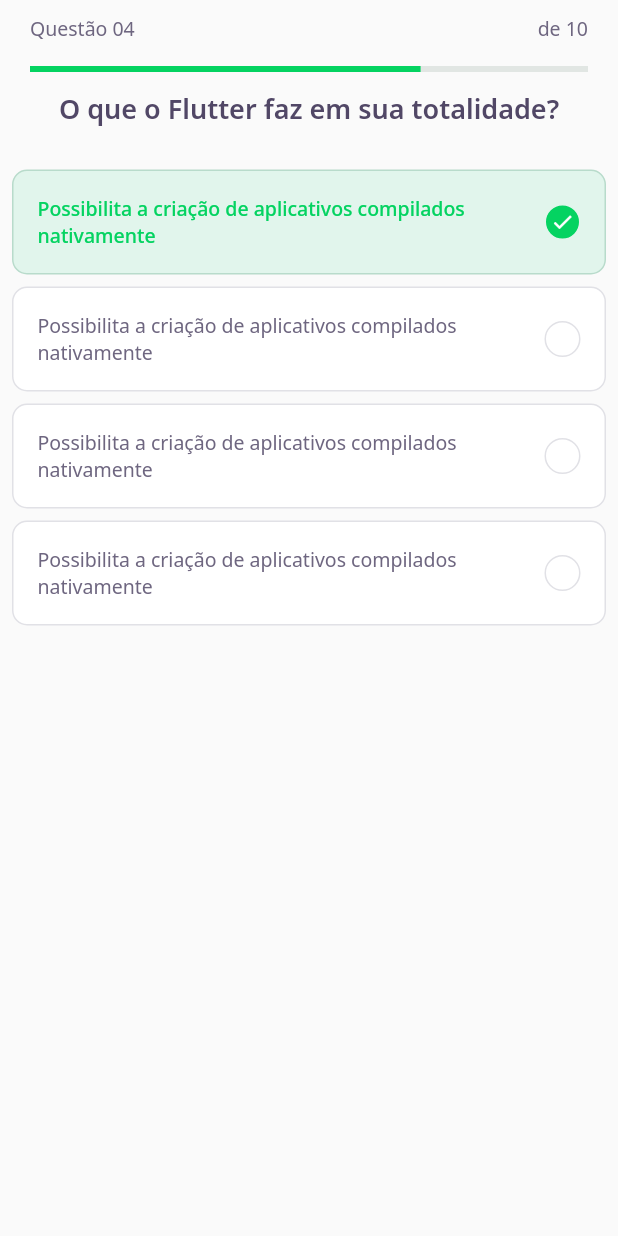
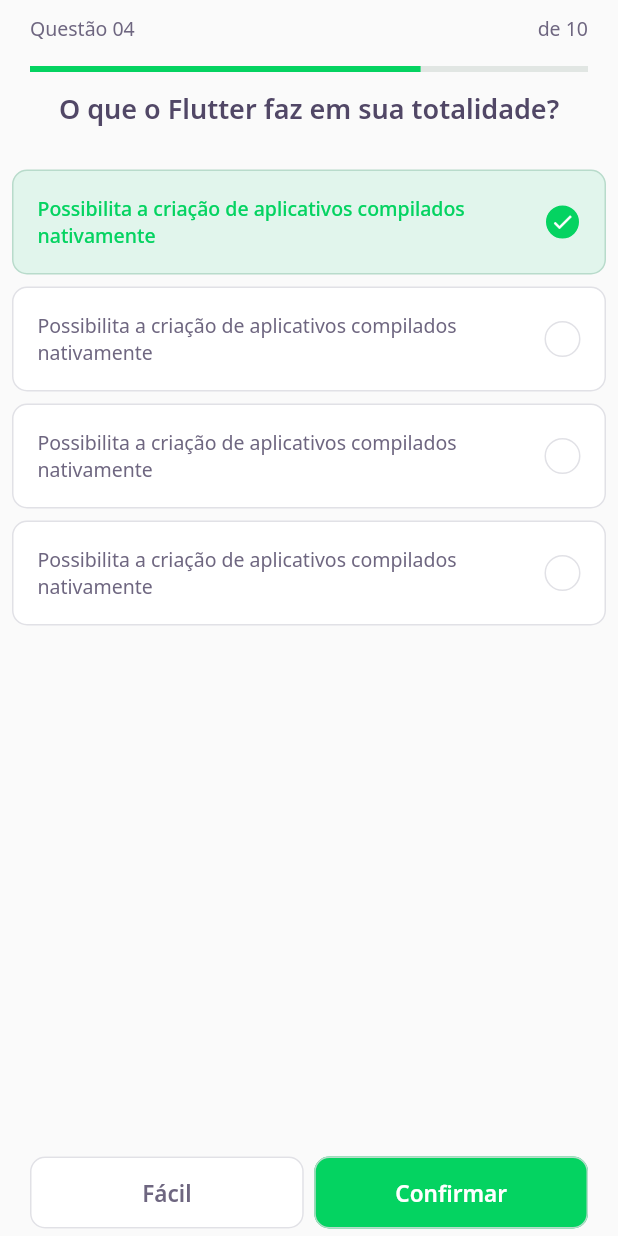
Before and after one commit to AndersonD-art/NLW_Flutter, a Flutter app: the ChallengePage screen opened directly, on a phone screen of 412 x 824 dp. Run offline on Flutter 3.47's test engine with Material 2 defaults, Android fonts, the phone set to English and light mode, and no system bars; our stand-ins replace google_fonts; missing offline and left inert: dart:ffi; accounts and stored records are empty; network calls fail.

Commit message:
Class 04 - 39 min

```diff
--- a/lib/challenge/challenge_page.dart
+++ b/lib/challenge/challenge_page.dart
@@ -1,5 +1,6 @@
 import 'dart:ffi';
 
+import 'package:dev_quiz/challenge/widgets/next_button/next_button-widget.dart';
 import 'package:dev_quiz/challenge/widgets/question_indicator/question_indicator_widget.dart';
 import 'package:dev_quiz/home/quiz_widget.dart';
 import 'package:flutter/material.dart';
@@ -18,6 +19,32 @@ class _ChallengePageState extends State<ChallengePage> {
         preferredSize: Size.fromHeight(60),
       ),
       body: QuizWidget(title: "O que o Flutter faz em sua totalidade?"),
+      bottomNavigationBar: SafeArea(
+        bottom: true,
+        child: Padding(
+          padding: const EdgeInsets.symmetric(horizontal: 20.0, vertical: 5.0),
+          child: Row(
+            mainAxisAlignment: MainAxisAlignment.spaceAround,
+            children: [
+              Expanded(
+                child: NextButtonWidget.white(
+                  label: "Fácil",
+                  onTap: () {},
+                ),
+              ),
+              SizedBox(
+                width: 7,
+              ),
+              Expanded(
+                child: NextButtonWidget.green(
+                  label: "Confirmar",
+                  onTap: () {},
+                ),
+              ),
+            ],
+          ),
+        ),
+      ),
     );
   }
 }
--- /dev/null
+++ b/lib/challenge/widgets/next_button/next_button-widget.dart
@@ -0,0 +1,66 @@
+import 'package:dev_quiz/core/app_colors.dart';
+import 'package:flutter/material.dart';
+import 'package:google_fonts/google_fonts.dart';
+
+class NextButtonWidget extends StatelessWidget {
+  final String label;
+  final Color backgroundColor;
+  final Color fontColor;
+  final Color borderColor;
+  final VoidCallback onTap;
+  const NextButtonWidget(
+      {Key? key,
+      required this.label,
+      required this.backgroundColor,
+      required this.fontColor,
+      required this.borderColor,
+      required this.onTap})
+      : super(key: key);
+
+  NextButtonWidget.green({
+    required String label,
+    required VoidCallback onTap,
+  })  : this.backgroundColor = AppColors.darkGreen,
+        this.fontColor = AppColors.white,
+        this.borderColor = AppColors.green,
+        this.onTap = onTap,
+        this.label = label;
+
+  NextButtonWidget.white({required String label, required VoidCallback onTap})
+      : this.backgroundColor = AppColors.white,
+        this.fontColor = AppColors.grey,
+        this.borderColor = AppColors.border,
+        this.onTap = onTap,
+        this.label = label;
+
+  @override
+  Widget build(BuildContext context) {
+    return Container(
+      height: 48,
+      child: TextButton(
+        style: ButtonStyle(
+          backgroundColor: MaterialStateProperty.all(
+            backgroundColor,
+          ),
+          shape: MaterialStateProperty.all(
+            RoundedRectangleBorder(
+              borderRadius: BorderRadius.circular(10),
+            ),
+          ),
+          side: MaterialStateProperty.all(
+            BorderSide(color: borderColor),
+          ),
+        ),
+        onPressed: onTap,
+        child: Text(
+          label,
+          style: GoogleFonts.notoSans(
+            fontWeight: FontWeight.w600,
+            fontSize: 15,
+            color: fontColor,
+          ),
+        ),
+      ),
+    );
+  }
+}
--- a/lib/home/home_page.dart
+++ b/lib/home/home_page.dart
@@ -1,3 +1,4 @@
+import 'package:dev_quiz/challenge/challenge_page.dart';
 import 'package:dev_quiz/core/app_colors.dart';
 import 'package:dev_quiz/home/home_controller.dart';
 import 'package:dev_quiz/home/home_state.dart';
@@ -60,12 +61,20 @@ class _HomePageState extends State<HomePage> {
                   mainAxisSpacing: 10,
                   crossAxisCount: 2,
                   children: controller.quizzes!
-                      .map((e) => QuizCardWidget(
-                            title: e.title,
-                            percent: e.questionAnswered / e.questions.length,
-                            completed:
-                                "${e.questionAnswered} de ${e.questions.length}",
-                          ))
+                      .map(
+                        (e) => QuizCardWidget(
+                          title: e.title,
+                          percent: e.questionAnswered / e.questions.length,
+                          completed:
+                              "${e.questionAnswered} de ${e.questions.length}",
+                          onTap: () {
+                            Navigator.push(
+                                context,
+                                MaterialPageRoute(
+                                    builder: (context) => ChallengePage()));
+                          },
+                        ),
+                      )
                       .toList(),
                 ),
               ),
--- a/lib/home/widgets/quiz_card/quiz_card_widget.dart
+++ b/lib/home/widgets/quiz_card/quiz_card_widget.dart
@@ -9,15 +9,19 @@ class QuizCardWidget extends StatelessWidget {
   final String title;
   final String completed;
   final double percent;
+  final VoidCallback onTap;
   const QuizCardWidget({
     Key? key,
     required this.title,
     required this.completed,
     required this.percent,
+    required this.onTap,
   }) : super(key: key);
   @override
   Widget build(BuildContext context) {
-    return Container(
+    return GestureDetector(
+      onTap: onTap,
+      child: Container(
         padding: EdgeInsets.all(6.0),
         decoration: BoxDecoration(
           border: Border.fromBorderSide(
@@ -63,6 +67,7 @@ class QuizCardWidget extends StatelessWidget {
             )
           ],
         ),
+      ),
     );
   }
 }
```
Lines whose indentation alone changed are shown as unchanged.
